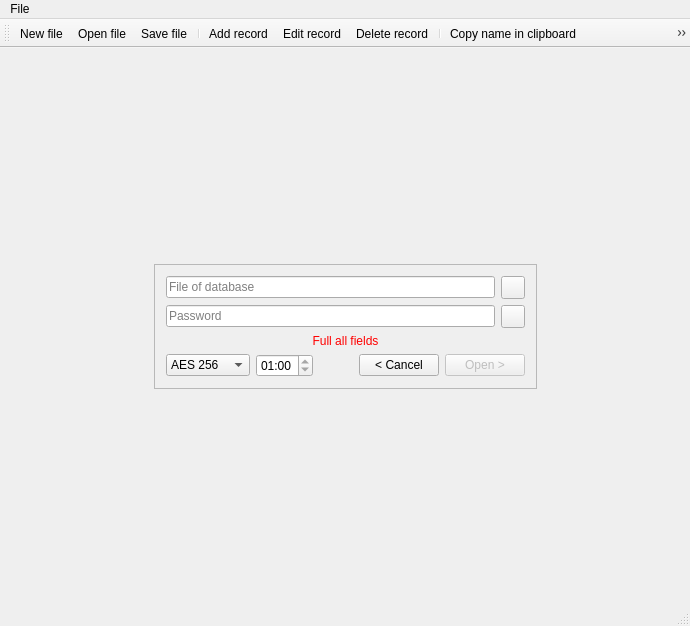
The window that mainwindow.ui (Avengerrr/Pass_Manager) describes before a commit, drawn with Qt 5.
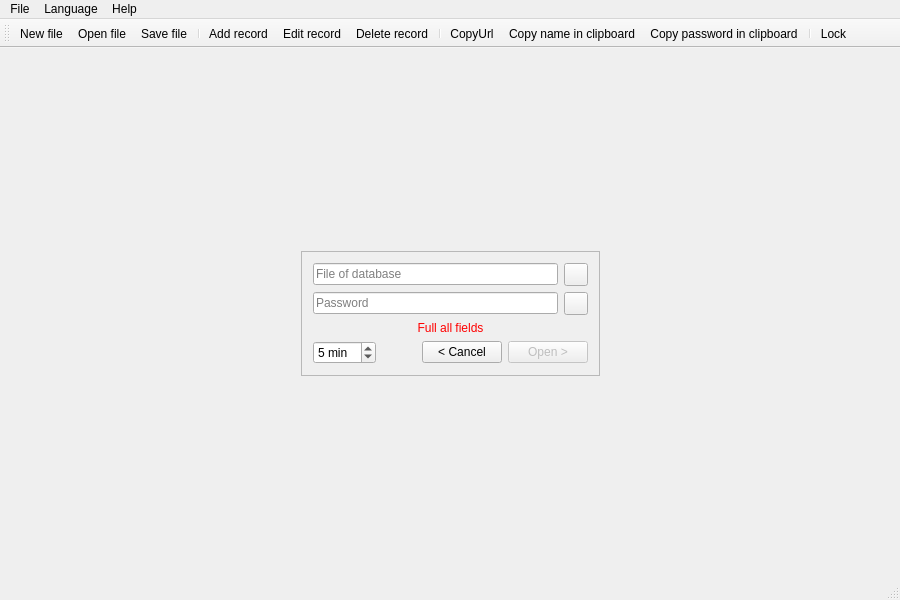
The same window after the commit. The open tabs and pages were chosen to show the change. Icons and pictures are not drawn.

Diff of the .ui file:
```diff
--- a/mainwindow.ui
+++ b/mainwindow.ui
@@ -6,8 +6,8 @@
    <rect>
     <x>0</x>
     <y>0</y>
-    <width>690</width>
-    <height>626</height>
+    <width>900</width>
+    <height>600</height>
    </rect>
   </property>
   <property name="windowTitle">
@@ -235,44 +235,21 @@
              <item>
               <layout class="QHBoxLayout" name="HLay_Open_2">
                <item>
-                <widget class="QComboBox" name="ComboBox_Open_EncAlhorytm">
-                 <property name="minimumSize">
-                  <size>
-                   <width>84</width>
-                   <height>0</height>
-                  </size>
+                <widget class="QSpinBox" name="SpinBox_Open_sessionTimeOut">
+                 <property name="toolTip">
+                  <string>Session timeout</string>
                  </property>
-                 <item>
-                  <property name="text">
-                   <string notr="true">AES 256</string>
-                  </property>
-                 </item>
-                 <item>
-                  <property name="text">
-                   <string notr="true">AES 192</string>
-                  </property>
-                 </item>
-                 <item>
-                  <property name="text">
-                   <string notr="true">AES 128</string>
-                  </property>
-                 </item>
-                </widget>
-               </item>
-               <item>
-                <widget class="QTimeEdit" name="TimeEdit_Open_SessionTime">
-                 <property name="currentSection">
-                  <enum>QDateTimeEdit::NoSection</enum>
+                 <property name="suffix">
+                  <string> min</string>
                  </property>
-                 <property name="displayFormat">
-                  <string>MM:ss</string>
+                 <property name="minimum">
+                  <number>1</number>
                  </property>
-                 <property name="time">
-                  <time>
-                   <hour>0</hour>
-                   <minute>0</minute>
-                   <second>0</second>
-                  </time>
+                 <property name="maximum">
+                  <number>30</number>
+                 </property>
+                 <property name="value">
+                  <number>5</number>
                  </property>
                 </widget>
                </item>
@@ -1187,7 +1164,7 @@
     <rect>
      <x>0</x>
      <y>0</y>
-     <width>690</width>
+     <width>900</width>
      <height>26</height>
     </rect>
    </property>
@@ -1202,7 +1179,21 @@
     <addaction name="separator"/>
     <addaction name="actionExit"/>
    </widget>
+   <widget class="QMenu" name="menuLanguage">
+    <property name="title">
+     <string>Language</string>
+    </property>
+   </widget>
+   <widget class="QMenu" name="menuHelp">
+    <property name="title">
+     <string>Help</string>
+    </property>
+    <addaction name="actionHelp"/>
+    <addaction name="actionAbout"/>
+   </widget>
    <addaction name="MenuFile"/>
+   <addaction name="menuLanguage"/>
+   <addaction name="menuHelp"/>
   </widget>
   <widget class="QToolBar" name="MainToolBar">
    <property name="windowTitle">
@@ -1222,6 +1213,7 @@
    <addaction name="actionEditRecord"/>
    <addaction name="actionDeleteRecord"/>
    <addaction name="separator"/>
+   <addaction name="actionCopyUrl"/>
    <addaction name="actionCopyNameInClipboard"/>
    <addaction name="actionCopyPasswordInClipboard"/>
    <addaction name="separator"/>
@@ -1385,6 +1377,45 @@
     <string>Ctrl+Q</string>
    </property>
   </action>
+  <action name="actionCopyUrl">
+   <property name="icon">
+    <iconset theme="www">
+     <normaloff/>
+    </iconset>
+   </property>
+   <property name="text">
+    <string>CopyUrl</string>
+   </property>
+   <property name="toolTip">
+    <string>Copy URL to clipboard</string>
+   </property>
+   <property name="shortcut">
+    <string>Ctrl+U</string>
+   </property>
+  </action>
+  <action name="actionHelp">
+   <property name="icon">
+    <iconset theme="help">
+     <normaloff/>
+    </iconset>
+   </property>
+   <property name="text">
+    <string>Help</string>
+   </property>
+   <property name="shortcut">
+    <string>F1</string>
+   </property>
+  </action>
+  <action name="actionAbout">
+   <property name="icon">
+    <iconset theme="help-about">
+     <normaloff/>
+    </iconset>
+   </property>
+   <property name="text">
+    <string>About</string>
+   </property>
+  </action>
  </widget>
  <layoutdefault spacing="6" margin="11"/>
  <resources>
```
Left out of the diff: 53 changed lines with no effect on the pictures.
